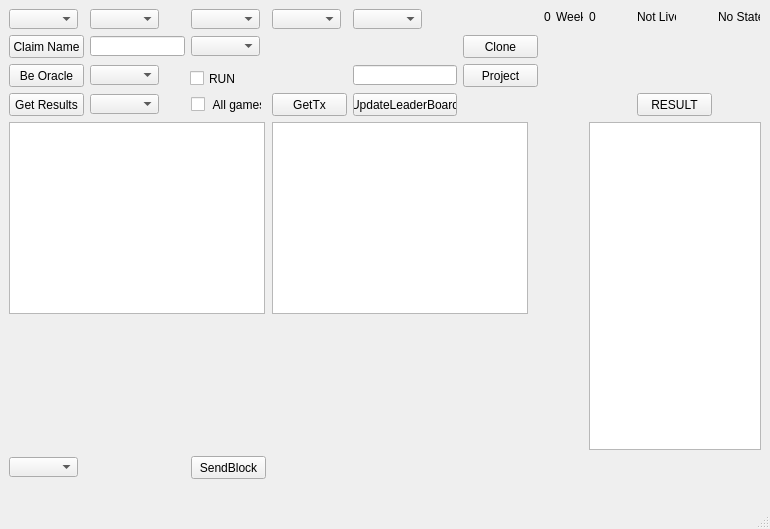
Qt form cute-fantasy/testingwindow.ui (protoblock/protoblock) before a commit.
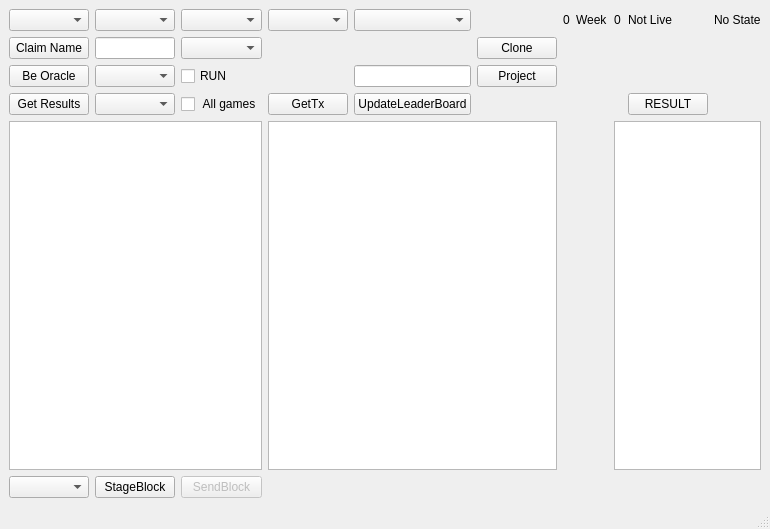
The same form after that commit.

Commit message: DA testing - Stage blocks

Diff of the .ui file:
```diff
--- a/cute-fantasy/testingwindow.ui
+++ b/cute-fantasy/testingwindow.ui
@@ -14,354 +14,172 @@
    <string>MainWindow</string>
   </property>
   <widget class="QWidget" name="centralwidget">
-   <widget class="QLabel" name="week">
-    <property name="geometry">
-     <rect>
-      <x>589</x>
-      <y>9</y>
-      <width>16</width>
-      <height>16</height>
-     </rect>
-    </property>
-    <property name="text">
-     <string>0</string>
-    </property>
-   </widget>
-   <widget class="QComboBox" name="player">
-    <property name="geometry">
-     <rect>
-      <x>353</x>
-      <y>9</y>
-      <width>69</width>
-      <height>20</height>
-     </rect>
-    </property>
-   </widget>
-   <widget class="QComboBox" name="weeks">
-    <property name="geometry">
-     <rect>
-      <x>9</x>
-      <y>9</y>
-      <width>69</width>
-      <height>20</height>
-     </rect>
-    </property>
-   </widget>
+   <layout class="QGridLayout" name="gridLayout">
+    <item row="0" column="0">
+     <widget class="QComboBox" name="weeks"/>
+    </item>
+    <item row="0" column="1">
+     <widget class="QComboBox" name="game"/>
+    </item>
+    <item row="0" column="2">
+     <widget class="QComboBox" name="team"/>
+    </item>
+    <item row="0" column="3">
+     <widget class="QComboBox" name="pos"/>
+    </item>
+    <item row="0" column="4">
+     <widget class="QComboBox" name="player"/>
+    </item>
+    <item row="0" column="6">
    <widget class="QLabel" name="season">
-    <property name="geometry">
-     <rect>
-      <x>544</x>
-      <y>9</y>
-      <width>16</width>
-      <height>16</height>
-     </rect>
-    </property>
     <property name="text">
      <string>0</string>
     </property>
    </widget>
+    </item>
+    <item row="0" column="7">
    <widget class="QLabel" name="week_3">
-    <property name="geometry">
-     <rect>
-      <x>556</x>
-      <y>9</y>
-      <width>27</width>
-      <height>16</height>
-     </rect>
-    </property>
     <property name="text">
      <string>Week</string>
     </property>
    </widget>
-   <widget class="QComboBox" name="pos">
-    <property name="geometry">
-     <rect>
-      <x>272</x>
-      <y>9</y>
-      <width>69</width>
-      <height>20</height>
-     </rect>
-    </property>
-   </widget>
-   <widget class="QComboBox" name="myfantasynames">
-    <property name="geometry">
-     <rect>
-      <x>90</x>
-      <y>65</y>
-      <width>69</width>
-      <height>20</height>
-     </rect>
-    </property>
-   </widget>
+    </item>
+    <item row="0" column="8">
+     <widget class="QLabel" name="week">
+      <property name="text">
+       <string>0</string>
+      </property>
+     </widget>
+    </item>
+    <item row="0" column="9">
+     <widget class="QLabel" name="Live">
+      <property name="text">
+       <string>Not Live</string>
+      </property>
+     </widget>
+    </item>
+    <item row="0" column="10">
    <widget class="QLabel" name="globalstate">
-    <property name="geometry">
-     <rect>
-      <x>718</x>
-      <y>9</y>
-      <width>42</width>
-      <height>16</height>
-     </rect>
-    </property>
     <property name="text">
      <string>No State</string>
     </property>
    </widget>
-   <widget class="QComboBox" name="fantasynames">
-    <property name="geometry">
-     <rect>
-      <x>191</x>
-      <y>36</y>
-      <width>69</width>
-      <height>20</height>
-     </rect>
-    </property>
-   </widget>
-   <widget class="QLineEdit" name="FantassyNameIn">
-    <property name="geometry">
-     <rect>
-      <x>90</x>
-      <y>36</y>
-      <width>95</width>
-      <height>20</height>
-     </rect>
-    </property>
-   </widget>
+    </item>
+    <item row="1" column="0">
    <widget class="QPushButton" name="claimname">
-    <property name="geometry">
-     <rect>
-      <x>9</x>
-      <y>35</y>
-      <width>75</width>
-      <height>23</height>
-     </rect>
-    </property>
     <property name="text">
      <string>Claim Name</string>
     </property>
    </widget>
+    </item>
+    <item row="1" column="1">
+     <widget class="QLineEdit" name="FantassyNameIn"/>
+    </item>
+    <item row="1" column="2">
+     <widget class="QComboBox" name="fantasynames"/>
+    </item>
+    <item row="1" column="5">
    <widget class="QPushButton" name="Clone">
-    <property name="geometry">
-     <rect>
-      <x>463</x>
-      <y>35</y>
-      <width>75</width>
-      <height>23</height>
-     </rect>
-    </property>
     <property name="text">
      <string>Clone</string>
     </property>
    </widget>
+    </item>
+    <item row="2" column="0">
    <widget class="QPushButton" name="beoracle">
-    <property name="geometry">
-     <rect>
-      <x>9</x>
-      <y>64</y>
-      <width>75</width>
-      <height>23</height>
-     </rect>
-    </property>
     <property name="text">
      <string>Be Oracle</string>
     </property>
    </widget>
-   <widget class="QLabel" name="Live">
-    <property name="geometry">
-     <rect>
-      <x>637</x>
-      <y>9</y>
-      <width>39</width>
-      <height>16</height>
-     </rect>
-    </property>
+    </item>
+    <item row="2" column="1">
+     <widget class="QComboBox" name="myfantasynames"/>
+    </item>
+    <item row="2" column="2">
+     <widget class="QCheckBox" name="rundataagent">
     <property name="text">
-     <string>Not Live</string>
-    </property>
-   </widget>
-   <widget class="QComboBox" name="gameID">
-    <property name="geometry">
-     <rect>
-      <x>90</x>
-      <y>94</y>
-      <width>69</width>
-      <height>20</height>
-     </rect>
-    </property>
-   </widget>
+       <string>RUN</string>
+      </property>
+     </widget>
+    </item>
+    <item row="2" column="4">
+     <widget class="QLineEdit" name="projection"/>
+    </item>
+    <item row="2" column="5">
    <widget class="QPushButton" name="projectit">
-    <property name="geometry">
-     <rect>
-      <x>463</x>
-      <y>64</y>
-      <width>75</width>
-      <height>23</height>
-     </rect>
-    </property>
     <property name="text">
      <string>Project</string>
     </property>
    </widget>
+    </item>
+    <item row="3" column="0">
    <widget class="QPushButton" name="GetGameResult">
-    <property name="geometry">
-     <rect>
-      <x>9</x>
-      <y>93</y>
-      <width>75</width>
-      <height>23</height>
-     </rect>
-    </property>
     <property name="text">
      <string>Get Results</string>
     </property>
    </widget>
-   <widget class="QListWidget" name="staging_data">
-    <property name="geometry">
-     <rect>
-      <x>9</x>
-      <y>122</y>
-      <width>256</width>
-      <height>192</height>
-     </rect>
-    </property>
-   </widget>
-   <widget class="QPushButton" name="SendBlock">
-    <property name="geometry">
-     <rect>
-      <x>191</x>
-      <y>456</y>
-      <width>75</width>
-      <height>23</height>
-     </rect>
-    </property>
-    <property name="text">
-     <string>SendBlock</string>
-    </property>
-   </widget>
-   <widget class="QLineEdit" name="projection">
-    <property name="geometry">
-     <rect>
-      <x>353</x>
-      <y>65</y>
-      <width>104</width>
-      <height>20</height>
-     </rect>
-    </property>
-   </widget>
-   <widget class="QPushButton" name="GetTx">
-    <property name="geometry">
-     <rect>
-      <x>272</x>
-      <y>93</y>
-      <width>75</width>
-      <height>23</height>
-     </rect>
-    </property>
-    <property name="text">
-     <string>GetTx</string>
-    </property>
-   </widget>
-   <widget class="QListWidget" name="staging_tx">
-    <property name="geometry">
-     <rect>
-      <x>272</x>
-      <y>122</y>
-      <width>256</width>
-      <height>192</height>
-     </rect>
-    </property>
-   </widget>
-   <widget class="QComboBox" name="transitions">
-    <property name="geometry">
-     <rect>
-      <x>9</x>
-      <y>457</y>
-      <width>69</width>
-      <height>20</height>
-     </rect>
-    </property>
-   </widget>
-   <widget class="QPushButton" name="result">
-    <property name="geometry">
-     <rect>
-      <x>637</x>
-      <y>93</y>
-      <width>75</width>
-      <height>23</height>
-     </rect>
-    </property>
-    <property name="text">
-     <string>RESULT</string>
-    </property>
-   </widget>
-   <widget class="QComboBox" name="team">
-    <property name="geometry">
-     <rect>
-      <x>191</x>
-      <y>9</y>
-      <width>69</width>
-      <height>20</height>
-     </rect>
-    </property>
-   </widget>
-   <widget class="QComboBox" name="game">
-    <property name="geometry">
-     <rect>
-      <x>90</x>
-      <y>9</y>
-      <width>69</width>
-      <height>20</height>
-     </rect>
-    </property>
-   </widget>
-   <widget class="QListWidget" name="awards">
-    <property name="geometry">
-     <rect>
-      <x>589</x>
-      <y>122</y>
-      <width>172</width>
-      <height>328</height>
-     </rect>
-    </property>
-   </widget>
+    </item>
+    <item row="3" column="1">
+     <widget class="QComboBox" name="gameID"/>
+    </item>
+    <item row="3" column="2">
    <widget class="QCheckBox" name="allgames">
-    <property name="geometry">
-     <rect>
-      <x>191</x>
-      <y>96</y>
-      <width>71</width>
-      <height>17</height>
-     </rect>
-    </property>
     <property name="text">
      <string> All games</string>
     </property>
    </widget>
+    </item>
+    <item row="3" column="3">
+     <widget class="QPushButton" name="GetTx">
+      <property name="text">
+       <string>GetTx</string>
+      </property>
+     </widget>
+    </item>
+    <item row="3" column="4">
    <widget class="QPushButton" name="updatelb">
-    <property name="geometry">
-     <rect>
-      <x>353</x>
-      <y>93</y>
-      <width>104</width>
-      <height>23</height>
-     </rect>
-    </property>
     <property name="text">
      <string>UpdateLeaderBoard</string>
     </property>
    </widget>
-   <widget class="QCheckBox" name="rundataagent">
-    <property name="geometry">
-     <rect>
-      <x>190</x>
-      <y>70</y>
-      <width>71</width>
-      <height>17</height>
-     </rect>
-    </property>
+    </item>
+    <item row="3" column="9">
+     <widget class="QPushButton" name="result">
+      <property name="text">
+       <string>RESULT</string>
+      </property>
+     </widget>
+    </item>
+    <item row="4" column="0" colspan="3">
+     <widget class="QListWidget" name="staging_data"/>
+    </item>
+    <item row="4" column="3" colspan="3">
+     <widget class="QListWidget" name="staging_tx"/>
+    </item>
+    <item row="4" column="8" colspan="3">
+     <widget class="QListWidget" name="awards"/>
+    </item>
+    <item row="5" column="0">
+     <widget class="QComboBox" name="transitions"/>
+    </item>
+    <item row="5" column="1">
+     <widget class="QPushButton" name="StageBlock">
     <property name="text">
-     <string>RUN</string>
-    </property>
-   </widget>
+       <string>StageBlock</string>
+      </property>
+     </widget>
+    </item>
+    <item row="5" column="2">
+     <widget class="QPushButton" name="SendBlock">
+      <property name="enabled">
+       <bool>false</bool>
+      </property>
+      <property name="text">
+       <string>SendBlock</string>
+      </property>
+     </widget>
+    </item>
+   </layout>
   </widget>
   <widget class="QMenuBar" name="menubar">
    <property name="geometry">
```
Lines whose indentation alone changed are shown as unchanged. The commit also changes 4 other files.
